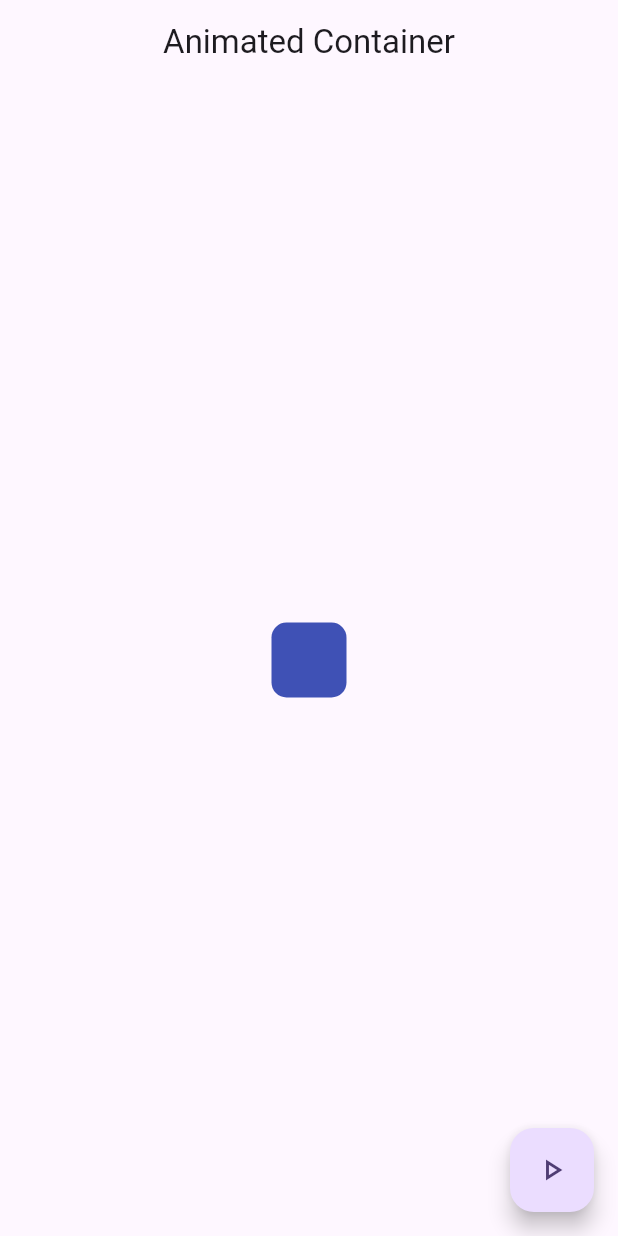
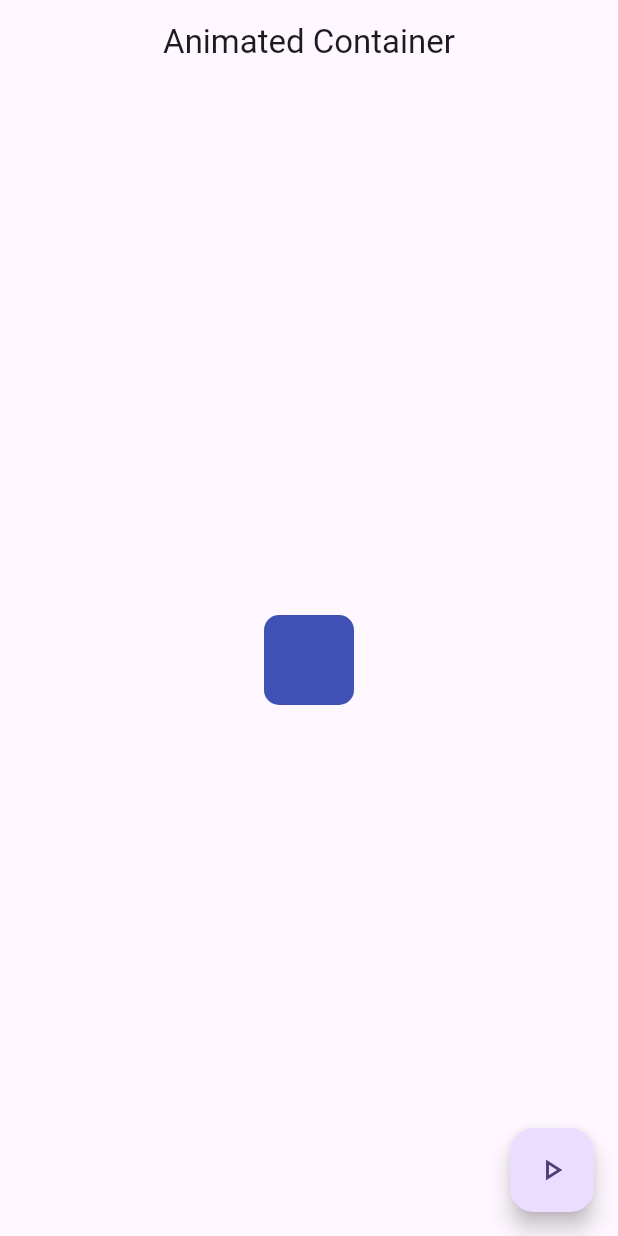
Before and after one commit to fernando1002971/widgets_app, a Flutter app: the AnimatedScreen screen opened by its route, on a phone screen of 412 x 824 dp. Run offline on Flutter 3.47's test engine with Material 2 defaults, Android fonts, the phone set to English and light mode, and no system bars; our stand-ins replace go_router.

Commit message:
AnimatedContainer terminado

```diff
--- a/lib/presentation/screens/animated/animated_screen.dart
+++ b/lib/presentation/screens/animated/animated_screen.dart
@@ -11,8 +11,8 @@ class AnimatedScreen extends StatefulWidget {
 }
 
 class _AnimatedScreenState extends State<AnimatedScreen> {
-  double width = 50;
-  double height = 50;
+  double width = 60;
+  double height = 60;
   Color color = Colors.indigo;
   double borderRadius = 10.0;
 
```
